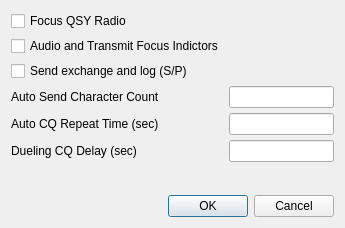
Qt form so2sdr/settingsdialog.ui (n4ogw/so2sdr) before a commit.
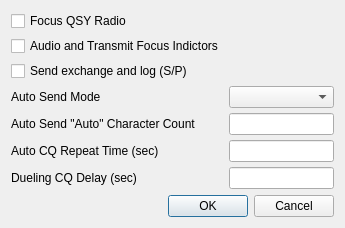
The same form after that commit.

```diff
--- a/so2sdr/settingsdialog.ui
+++ b/so2sdr/settingsdialog.ui
@@ -73,39 +73,49 @@
        </property>
       </widget>
      </item>
-     <item row="3" column="0">
+     <item row="4" column="0">
       <widget class="QLabel" name="label_3">
        <property name="toolTip">
         <string>Automatically start CW when this many characters are entered in the callsign (Set to 0 to disable)</string>
        </property>
        <property name="text">
-        <string>Auto Send Character Count</string>
+        <string>Auto Send &quot;Auto&quot; Character Count</string>
        </property>
       </widget>
      </item>
-     <item row="3" column="1">
+     <item row="4" column="1">
       <widget class="QLineEdit" name="AutoSendLineEdit"/>
      </item>
-     <item row="4" column="0">
+     <item row="5" column="0">
       <widget class="QLabel" name="label">
        <property name="text">
         <string>Auto CQ Repeat Time (sec)</string>
        </property>
       </widget>
      </item>
-     <item row="4" column="1">
+     <item row="5" column="1">
       <widget class="QLineEdit" name="CQRepeatLineEdit"/>
      </item>
-     <item row="5" column="0">
+     <item row="6" column="0">
       <widget class="QLabel" name="label_2">
        <property name="text">
         <string>Dueling CQ Delay (sec)</string>
        </property>
       </widget>
      </item>
-     <item row="5" column="1">
+     <item row="6" column="1">
       <widget class="QLineEdit" name="DuelingCQLineEdit"/>
      </item>
+     <item row="3" column="0">
+      <widget class="QLabel" name="label_4">
+       <property name="text">
+        <string>Auto Send Mode</string>
+       </property>
+      </widget>
+     </item>
+     <item row="3" column="1">
+      <widget class="QComboBox" name="AutoSendComboBox"/>
+     </item>
     </layout>
    </item>
    <item>
```
